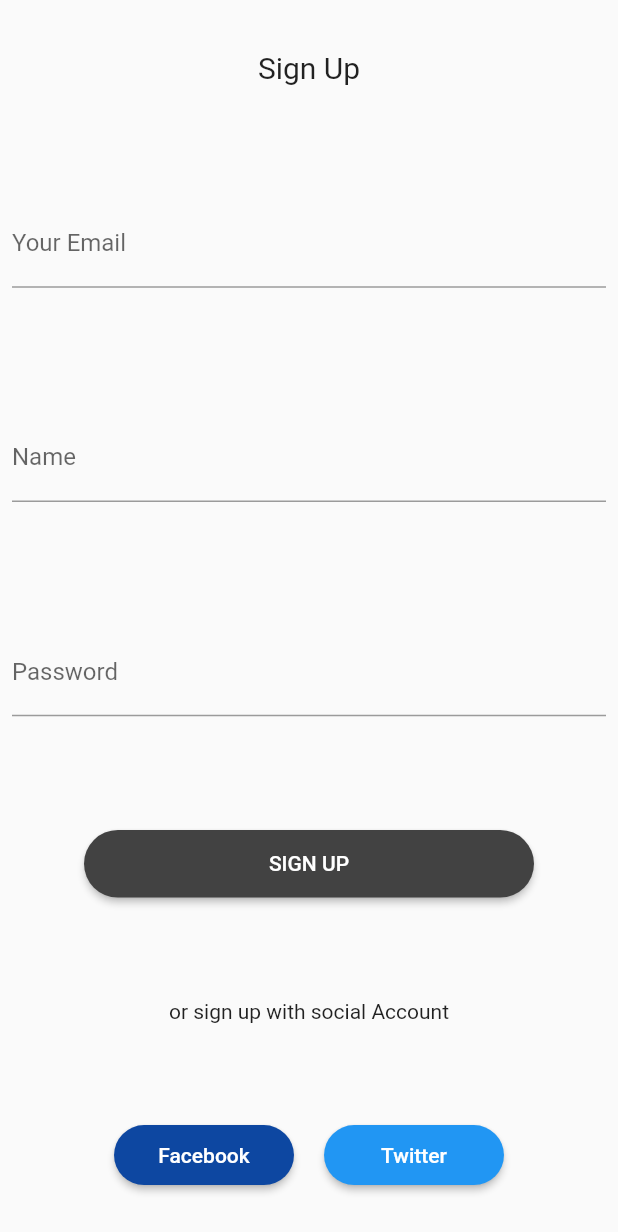
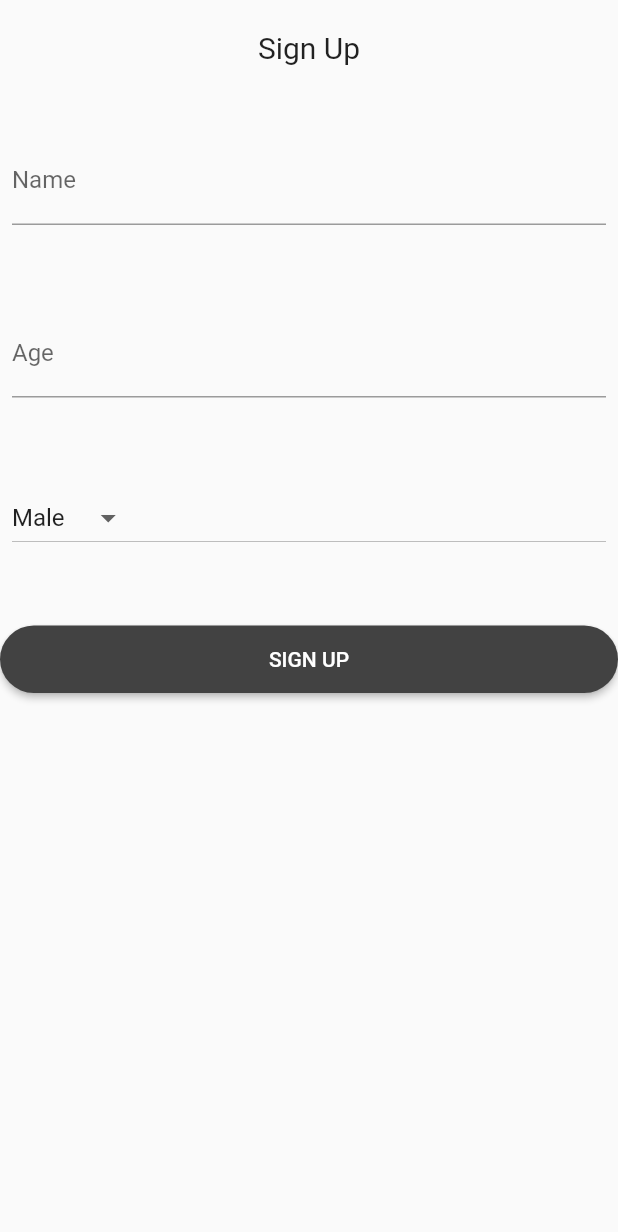
Before and after one commit to aakashpothepalli/miniHack_PowerRangers, a Flutter app: the Signup screen opened directly, on a phone screen of 412 x 824 dp. Shown: the top 1232 px of the screen. Run offline on Flutter 3.47's test engine with Material 2 defaults, Android fonts, the phone set to English and light mode, and no system bars; our stand-ins replace cloud_firestore, confetti, firebase_auth, flutter_rating_bar, google_sign_in, percent_indicator and 1 more; missing offline and left inert: gradient_text; accounts and stored records are empty; network calls fail.

Commit message:
final commit

```diff
--- a/lib/pages/dashboard/dashboard.dart
+++ b/lib/pages/dashboard/dashboard.dart
@@ -11,6 +11,10 @@ import 'package:msrit_power_rangers/pages/easteregg.dart';
 
 class Dashboard extends StatefulWidget {
 
+  int gender;
+  String name;
+  int age;
+  Dashboard({this.name,this.age,this.gender});
   @override
   _DashboardState createState() => _DashboardState();
 
@@ -19,16 +23,17 @@ class Dashboard extends StatefulWidget {
 class _DashboardState extends State<Dashboard> {
 
 
+  int _currentIndex=0;
+  @override
+  Widget build(BuildContext context) {
 
-  final List<Widget> _children= [
-      Home(),
+     final List<Widget> _children= [
+      Home(gender: widget.gender,age: widget.age,name: widget.name,),
       Trainer(),
       Shop(),
       Leaderboard(),
     ];
-  int _currentIndex=0;
-  @override
-  Widget build(BuildContext context) {
+
     return Scaffold(
       body: _children[_currentIndex],
       bottomNavigationBar: BottomNavigationBar(
--- a/lib/pages/dashboard/home.dart
+++ b/lib/pages/dashboard/home.dart
@@ -11,7 +11,10 @@ import 'package:confetti/confetti.dart';
 
 import '../login.dart';
 class Home extends StatefulWidget {
-
+  int gender;
+  String name;
+  int age;
+  Home({this.name,this.age,this.gender});
 
   @override
   _HomeState createState() => _HomeState();
@@ -39,6 +42,7 @@ init(){
   setState(() {
     calorieCount= Provider.of<User>(context).calorieCount;
   });
+
   // Provider.of<User>(context).getCalorieCount().then((count){
   //   setState(() {
   //     calorieCount =count;
@@ -65,8 +69,8 @@ Widget getListView() {
         title: GradientText("Calories : $calorieCount",
            gradient:LinearGradient(colors:[ Colors.deepPurple,Colors.deepOrange,Colors.pink]),
             style:TextStyle(fontSize:20)),
-        subtitle: Text("Calories Consumed for the Day")
-      ),
+        subtitle: Text(calorieCount<=1800?"Calories Consumed for the Day":"Calories Count Exceeded!!")
+        ),
        ),
       ),
       Card(
@@ -119,7 +123,7 @@ Widget getListView() {
                 backgroundColor: Colors.grey,
                 progressColor: Colors.blue,
                 center: Text(
-                  "$waterCount",
+                  "${waterCount*100}%",
                   style: new TextStyle(fontSize: 12.0),
               ),
             )
--- a/lib/pages/dashboard/menu.dart
+++ b/lib/pages/dashboard/menu.dart
@@ -16,6 +16,7 @@ class _MenuState extends State<Menu> {
  Widget build(BuildContext context) {
 
   _increaseCalorieCount(double count,String mealName,String imgurl){
+
     key.currentState.showSnackBar(SnackBar(content: Text("$count Calories Consumed"),));
     Navigator.push(context, new MaterialPageRoute(builder: (context)=>SendToTrainer(mealName: mealName,calories: count,imgurl:imgurl)));
     Provider.of<User>(context,listen: false).increaseCalorieCount(count);
--- a/lib/pages/dashboard/shop.dart
+++ b/lib/pages/dashboard/shop.dart
@@ -116,7 +116,7 @@ class Shop extends StatelessWidget {
                 ),
                 child: FlatButton(
                   onPressed: (){
-                    Navigator.push(context, new MaterialPageRoute(builder: (context)=>ProductPage(imagePath: item,)));
+                    Navigator.push(context, new MaterialPageRoute(builder: (context)=>ProductPage(imagePath: item,itemName: 'Avacado',)));
                   },
                   child: Transform.translate(
                     offset: Offset(50, -50),
--- a/lib/pages/signup.dart
+++ b/lib/pages/signup.dart
@@ -1,7 +1,7 @@
 import 'package:flutter/material.dart';
 
 import 'dashboard/dashboard.dart';
-
+import 'package:shared_preferences/shared_preferences.dart';
 class Signup extends StatefulWidget {
   Signup({Key key}) : super(key: key);
 
@@ -10,49 +10,100 @@ class Signup extends StatefulWidget {
 }
 
 class _SignupState extends State<Signup> {
+
+  int gender=1;
+  TextEditingController name= new TextEditingController();
+  TextEditingController age= new TextEditingController();
+  final GlobalKey<FormState> _formKey = GlobalKey<FormState>();
+
+
+  void saveData()async{
+    var prefs = await SharedPreferences.getInstance();
+    prefs.setInt('age', int.parse(age.text));
+    prefs.setString('name', name.text);
+    prefs.setInt('gender',gender );
+
+  }
+
   @override
   Widget build(BuildContext context) {
     return Scaffold(
       resizeToAvoidBottomInset: false,
-      body: SafeArea(
-        child: Column(
-          mainAxisAlignment: MainAxisAlignment.spaceAround,
+      body: Form(
+        key: _formKey,
+              child: ListView(
           children: <Widget>[
-            Text(
+            SizedBox(height: 20,),
+
+                Center(
+                  child: Text(
                     'Sign Up',
                     style: TextStyle(fontSize: 20),
                   ),
+                ),
+                SizedBox(height: 40,),
                 Padding(
                   padding: const EdgeInsets.all(8.0),
-              child: TextField(
-                decoration: InputDecoration(
-                  labelText: 'Your Email',
-                ),
-              ),
-            ),
-            Padding(
-              padding: const EdgeInsets.all(8.0),
-              child: TextField(
+                  child: TextFormField(
+                    controller: name,
                     decoration: InputDecoration(
                       labelText: 'Name',
                     ),
+                    validator: (String arg) {
+                      if(arg.length < 3)
+                        return 'Name must be more than 2 character';
+                      else
+                        return null;
+                    },
+
                   ),
                 ),
+            SizedBox(height: 40,),
+
                 Padding(
                   padding: const EdgeInsets.all(8.0),
-              child: TextField(
-                obscureText: true,
+                  child: TextFormField(
+                    controller: age,
+                    keyboardType: TextInputType.number,
+
                     decoration: InputDecoration(
-                  labelText: 'Password',
+                      labelText: 'Age',
+                    ),
+                    validator: (String arg) {
+                      if(arg.length < 1)
+                        return 'Age must not be empty';
+                      else
+                        return null;
+                    },
                   ),
                 ),
+            SizedBox(height: 40,),
+
+                Padding(
+
+                  padding: const EdgeInsets.all(8.0),
+                  child:DropdownButton(
+                    value: gender,
+                    items: [
+                    DropdownMenuItem(child: Text('Male'),value: 1,),
+                    DropdownMenuItem(child: Text('Female'),value: 2,),
+                  ], onChanged: (index){
+                    setState(() {
+                      gender = index;
+                    });
+                  })
                 ),
+            SizedBox(height: 40,),
+
                 Container(
                     width: 300,
                     height: 45,
                     child: RaisedButton(
-                  onPressed: () {
+                      onPressed: () async{
+                        if(_formKey.currentState.validate()){
+                          saveData();
                           Navigator.push(context, MaterialPageRoute(builder: (context) => Dashboard()));
+                       }
                       },
                       child: Text('SIGN UP'),
                       textColor: Colors.white,
@@ -60,37 +111,6 @@ class _SignupState extends State<Signup> {
                           borderRadius: BorderRadius.circular(30)),
                       color: Colors.grey[800],
                     )),
-            Text('or sign up with social Account'),
-            Row(
-              mainAxisAlignment: MainAxisAlignment.center,
-              children: <Widget>[
-                Container(
-                  width: 120,
-                  height: 40,
-                  child: RaisedButton(
-                    shape: RoundedRectangleBorder(
-                        borderRadius: BorderRadius.circular(25)),
-                    onPressed: () {},
-                    color: Colors.blue[900],
-                    textColor: Colors.white,
-                    child: Text('Facebook'),
-                  ),
-                ),
-                SizedBox(width: 20),
-                Container(
-                  width: 120,
-                  height: 40,
-                  child: RaisedButton(
-                    shape: RoundedRectangleBorder(
-                        borderRadius: BorderRadius.circular(25)),
-                    onPressed: () {},
-                    color: Colors.blue,
-                    textColor: Colors.white,
-                    child: Text('Twitter'),
-                  ),
-                )
-              ],
-            ),
           ],
         ),
       ),
```
Also changed, not shown: lib/main.dart (+4 -4 lines), lib/pages/dashboard/users.dart (+9 -0 lines), pubspec.yaml (+5 -5 lines), pubspec.lock, 1 other file. Lines whose indentation alone changed are shown as unchanged.
